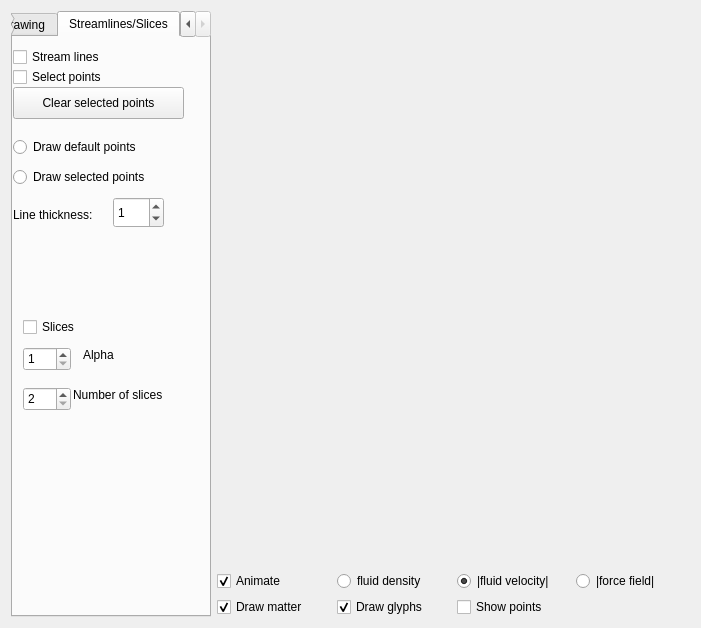
Above: window.ui from npklein/scientific_visualization before the change. Below: the same form after it.
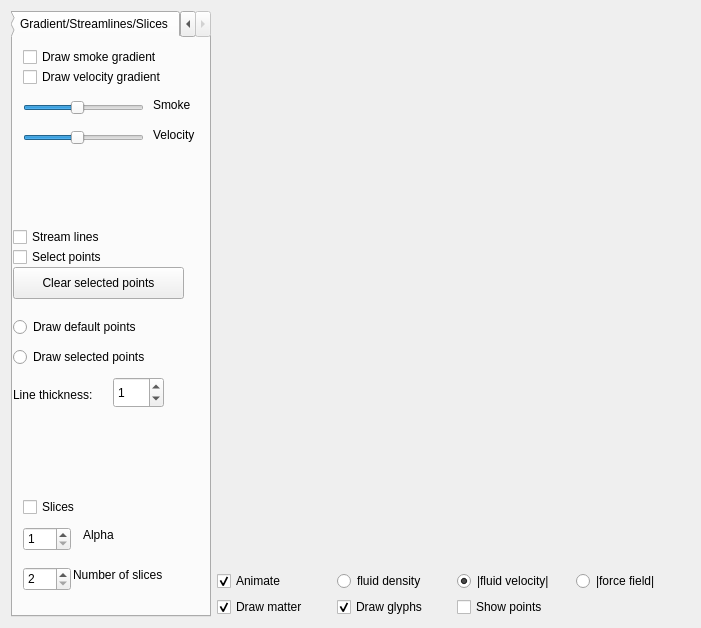
That is the form after the change. Custom widgets are drawn as their Qt base class.

Commit message: gradient voor |velocity|

The edit to the form file:
```diff
--- a/window.ui
+++ b/window.ui
@@ -750,19 +750,6 @@
         <bool>true</bool>
        </property>
       </widget>
-      <widget class="QCheckBox" name="drawGradientCheckbox">
-       <property name="geometry">
-        <rect>
-         <x>0</x>
-         <y>530</y>
-         <width>110</width>
-         <height>20</height>
-        </rect>
-       </property>
-       <property name="text">
-        <string>Draw gradient</string>
-       </property>
-      </widget>
       <widget class="QCheckBox" name="selectPointsCheckbox">
        <property name="geometry">
         <rect>
@@ -808,38 +795,10 @@
         <enum>Qt::Horizontal</enum>
        </property>
       </widget>
-      <widget class="QSlider" name="numberOfGlyphsSlider_2">
-       <property name="geometry">
-        <rect>
-         <x>10</x>
-         <y>550</y>
-         <width>121</width>
-         <height>22</height>
-        </rect>
-       </property>
-       <property name="minimum">
-        <number>1</number>
-       </property>
-       <property name="maximum">
-        <number>10</number>
-       </property>
-       <property name="pageStep">
-        <number>10</number>
-       </property>
-       <property name="value">
-        <number>5</number>
-       </property>
-       <property name="sliderPosition">
-        <number>5</number>
-       </property>
-       <property name="orientation">
-        <enum>Qt::Horizontal</enum>
-       </property>
-      </widget>
      </widget>
      <widget class="QWidget" name="streamlines">
       <attribute name="title">
-       <string>Streamlines/Slices</string>
+       <string>Gradient/Streamlines/Slices</string>
       </attribute>
       <widget class="QCheckBox" name="drawStreamLineCheckbox">
        <property name="enabled">
@@ -848,7 +807,7 @@
        <property name="geometry">
         <rect>
          <x>0</x>
-         <y>10</y>
+         <y>190</y>
          <width>118</width>
          <height>20</height>
         </rect>
@@ -861,7 +820,7 @@
        <property name="geometry">
         <rect>
          <x>0</x>
-         <y>30</y>
+         <y>210</y>
          <width>120</width>
          <height>20</height>
         </rect>
@@ -874,7 +833,7 @@
        <property name="geometry">
         <rect>
          <x>0</x>
-         <y>50</y>
+         <y>230</y>
          <width>171</width>
          <height>32</height>
         </rect>
@@ -887,7 +846,7 @@
        <property name="geometry">
         <rect>
          <x>10</x>
-         <y>280</y>
+         <y>460</y>
          <width>86</width>
          <height>20</height>
         </rect>
@@ -900,7 +859,7 @@
        <property name="geometry">
         <rect>
          <x>0</x>
-         <y>130</y>
+         <y>310</y>
          <width>161</width>
          <height>20</height>
         </rect>
@@ -913,7 +872,7 @@
        <property name="geometry">
         <rect>
          <x>0</x>
-         <y>170</y>
+         <y>350</y>
          <width>91</width>
          <height>16</height>
         </rect>
@@ -926,7 +885,7 @@
        <property name="geometry">
         <rect>
          <x>100</x>
-         <y>160</y>
+         <y>340</y>
          <width>51</width>
          <height>31</height>
         </rect>
@@ -948,7 +907,7 @@
        <property name="geometry">
         <rect>
          <x>0</x>
-         <y>100</y>
+         <y>280</y>
          <width>161</width>
          <height>20</height>
         </rect>
@@ -961,7 +920,7 @@
        <property name="geometry">
         <rect>
          <x>10</x>
-         <y>310</y>
+         <y>490</y>
          <width>48</width>
          <height>24</height>
         </rect>
@@ -977,7 +936,7 @@
        <property name="geometry">
         <rect>
          <x>70</x>
-         <y>310</y>
+         <y>490</y>
          <width>59</width>
          <height>16</height>
         </rect>
@@ -990,7 +949,7 @@
        <property name="geometry">
         <rect>
          <x>10</x>
-         <y>350</y>
+         <y>530</y>
          <width>48</width>
          <height>24</height>
         </rect>
@@ -1006,7 +965,7 @@
        <property name="geometry">
         <rect>
          <x>60</x>
-         <y>350</y>
+         <y>530</y>
          <width>141</width>
          <height>16</height>
         </rect>
@@ -1015,6 +974,114 @@
         <string>Number of slices</string>
        </property>
       </widget>
+      <widget class="QSlider" name="numberOfGlyphsSlider_2">
+       <property name="geometry">
+        <rect>
+         <x>10</x>
+         <y>60</y>
+         <width>121</width>
+         <height>22</height>
+        </rect>
+       </property>
+       <property name="minimum">
+        <number>1</number>
+       </property>
+       <property name="maximum">
+        <number>10</number>
+       </property>
+       <property name="pageStep">
+        <number>10</number>
+       </property>
+       <property name="value">
+        <number>5</number>
+       </property>
+       <property name="sliderPosition">
+        <number>5</number>
+       </property>
+       <property name="orientation">
+        <enum>Qt::Horizontal</enum>
+       </property>
+      </widget>
+      <widget class="QCheckBox" name="drawGradientCheckbox">
+       <property name="geometry">
+        <rect>
+         <x>10</x>
+         <y>10</y>
+         <width>171</width>
+         <height>20</height>
+        </rect>
+       </property>
+       <property name="text">
+        <string>Draw smoke gradient</string>
+       </property>
+      </widget>
+      <widget class="QCheckBox" name="drawGradientCheckbox_2">
+       <property name="geometry">
+        <rect>
+         <x>10</x>
+         <y>30</y>
+         <width>181</width>
+         <height>20</height>
+        </rect>
+       </property>
+       <property name="text">
+        <string>Draw velocity gradient</string>
+       </property>
+      </widget>
+      <widget class="QSlider" name="numberOfGlyphsSlider_3">
+       <property name="geometry">
+        <rect>
+         <x>10</x>
+         <y>90</y>
+         <width>121</width>
+         <height>22</height>
+        </rect>
+       </property>
+       <property name="minimum">
+        <number>1</number>
+       </property>
+       <property name="maximum">
+        <number>10</number>
+       </property>
+       <property name="pageStep">
+        <number>10</number>
+       </property>
+       <property name="value">
+        <number>5</number>
+       </property>
+       <property name="sliderPosition">
+        <number>5</number>
+       </property>
+       <property name="orientation">
+        <enum>Qt::Horizontal</enum>
+       </property>
+      </widget>
+      <widget class="QLabel" name="label_16">
+       <property name="geometry">
+        <rect>
+         <x>140</x>
+         <y>60</y>
+         <width>59</width>
+         <height>16</height>
+        </rect>
+       </property>
+       <property name="text">
+        <string>Smoke</string>
+       </property>
+      </widget>
+      <widget class="QLabel" name="label_17">
+       <property name="geometry">
+        <rect>
+         <x>140</x>
+         <y>90</y>
+         <width>59</width>
+         <height>16</height>
+        </rect>
+       </property>
+       <property name="text">
+        <string>Velocity</string>
+       </property>
+      </widget>
      </widget>
     </widget>
    </item>
```
Left out of the diff: 110 changed lines with no effect on the pictures. The commit also changes 4 other files.
